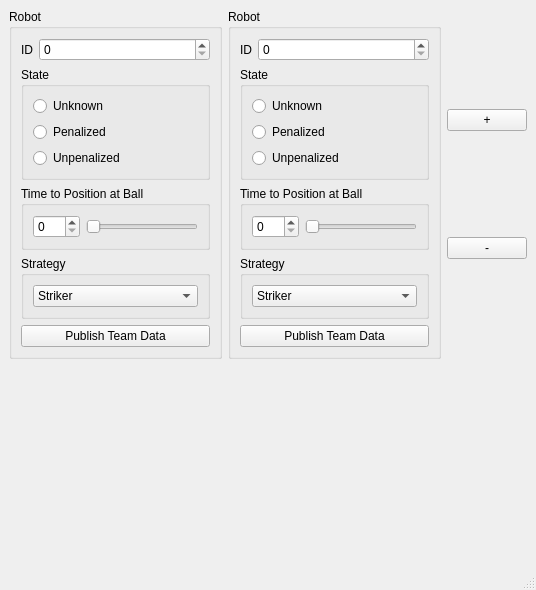
The window that bitbots_team_data_sim_rqt/resource/RobotTeamDataSimulator.ui (wangbin0619/bitbots_main_backup_20250909) describes before a commit, drawn with Qt 5.
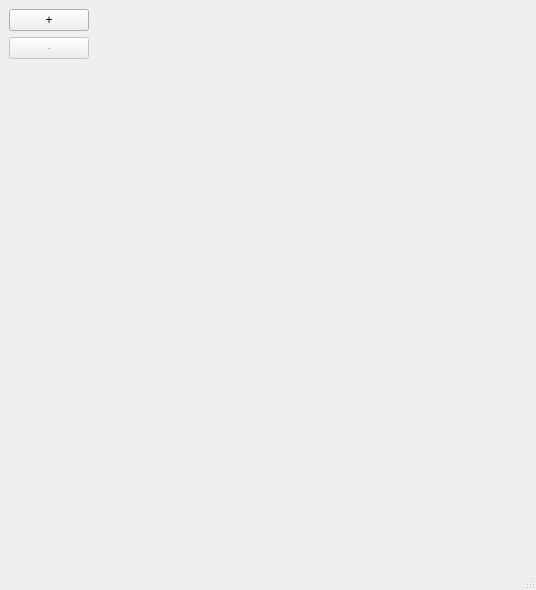
The same window after the commit.

Commit message: Finalize UI interactions for team data rqt plugin

Patch:
```diff
--- a/bitbots_team_data_sim_rqt/resource/RobotTeamDataSimulator.ui
+++ b/bitbots_team_data_sim_rqt/resource/RobotTeamDataSimulator.ui
@@ -15,7 +15,7 @@
   </property>
   <widget class="QWidget" name="centralwidget">
    <layout class="QGridLayout" name="gridLayout">
-    <item row="0" column="2">
+    <item row="0" column="1">
      <layout class="QVBoxLayout" name="ButtonLayout">
       <item>
        <widget class="QPushButton" name="PlusButton">
@@ -32,366 +32,25 @@
       </item>
       <item>
        <widget class="QPushButton" name="MinusButton">
+        <property name="sizePolicy">
+         <sizepolicy hsizetype="Fixed" vsizetype="Fixed">
+          <horstretch>0</horstretch>
+          <verstretch>0</verstretch>
+         </sizepolicy>
+        </property>
         <property name="text">
          <string>-</string>
         </property>
+        <property name="enabled">
+         <bool>false</bool>
+        </property>
        </widget>
       </item>
      </layout>
     </item>
     <item row="0" column="0">
-     <widget class="QGroupBox" name="groupBox_6">
-      <property name="title">
-       <string>Robot</string>
-      </property>
-      <layout class="QVBoxLayout" name="verticalLayout_14">
-       <item>
-        <layout class="QVBoxLayout" name="verticalLayout_7">
-         <item>
-          <layout class="QVBoxLayout" name="verticalLayout_8">
-           <item>
-            <layout class="QFormLayout" name="formLayout_3">
-             <item row="0" column="0">
-              <widget class="QLabel" name="label_2">
-               <property name="text">
-                <string>ID</string>
-               </property>
-              </widget>
-             </item>
-             <item row="0" column="1">
-              <widget class="QSpinBox" name="spinBox_3">
-               <property name="enabled">
-                <bool>true</bool>
-               </property>
-               <property name="minimum">
-                <number>0</number>
-               </property>
-               <property name="maximum">
-                <number>4</number>
-               </property>
-              </widget>
-             </item>
-            </layout>
-           </item>
-          </layout>
-         </item>
-         <item>
-          <widget class="QGroupBox" name="Penelized_2">
-           <property name="title">
-            <string>State</string>
-           </property>
-           <layout class="QVBoxLayout" name="verticalLayout_9">
-            <item>
-             <layout class="QVBoxLayout" name="verticalLayout_10">
-              <item>
-               <widget class="QRadioButton" name="radioButton_2">
-                <property name="text">
-                 <string>Unknown</string>
-                </property>
-               </widget>
-              </item>
-              <item>
-               <widget class="QRadioButton" name="radioButton_6">
-                <property name="text">
-                 <string>Penalized</string>
-                </property>
-               </widget>
-              </item>
-              <item>
-               <widget class="QRadioButton" name="radioButton_7">
-                <property name="text">
-                 <string>Unpenalized</string>
-                </property>
-               </widget>
-              </item>
-             </layout>
-            </item>
-           </layout>
-          </widget>
-         </item>
-         <item>
-          <widget class="QGroupBox" name="groupBox_3">
-           <property name="title">
-            <string>Time to Position at Ball</string>
-           </property>
-           <layout class="QVBoxLayout" name="verticalLayout_11">
-            <item>
-             <layout class="QHBoxLayout" name="horizontalLayout_3">
-              <item>
-               <widget class="QSpinBox" name="spinBox_4">
-                <property name="maximum">
-                 <number>200</number>
-                </property>
-               </widget>
-              </item>
-              <item>
-               <widget class="QSlider" name="horizontalSlider_2">
-                <property name="maximum">
-                 <number>200</number>
-                </property>
-                <property name="orientation">
-                 <enum>Qt::Horizontal</enum>
-                </property>
-               </widget>
-              </item>
-             </layout>
-            </item>
-           </layout>
-          </widget>
-         </item>
-         <item>
-          <widget class="QGroupBox" name="groupBox_4">
-           <property name="title">
-            <string>Strategy</string>
-           </property>
-           <layout class="QVBoxLayout" name="verticalLayout_12">
-            <item>
-             <widget class="QComboBox" name="QComboBox_2">
-              <item>
-               <property name="text">
-                <string>Striker</string>
-               </property>
-              </item>
-              <item>
-               <property name="text">
-                <string>Offense</string>
-               </property>
-              </item>
-              <item>
-               <property name="text">
-                <string>Supporter</string>
-               </property>
-              </item>
-              <item>
-               <property name="text">
-                <string>Defender</string>
-               </property>
-              </item>
-              <item>
-               <property name="text">
-                <string>Defense</string>
-               </property>
-              </item>
-              <item>
-               <property name="text">
-                <string>Other</string>
-               </property>
-              </item>
-              <item>
-               <property name="text">
-                <string>Goalie</string>
-               </property>
-              </item>
-              <item>
-               <property name="text">
-                <string>Idle</string>
-               </property>
-              </item>
-             </widget>
-            </item>
-           </layout>
-          </widget>
-         </item>
-         <item>
-          <widget class="QPushButton" name="pushButton_2">
-           <property name="text">
-            <string>Publish Team Data</string>
-           </property>
-           <property name="shortcut">
-            <string/>
-           </property>
-           <property name="checkable">
-            <bool>true</bool>
-           </property>
-           <property name="checked">
-            <bool>false</bool>
-           </property>
-           <property name="flat">
-            <bool>false</bool>
-           </property>
-          </widget>
-         </item>
-        </layout>
-       </item>
-      </layout>
-     </widget>
-    </item>
-    <item row="0" column="1">
-     <widget class="QGroupBox" name="extraRobot">
-      <property name="title">
-       <string>Robot</string>
-      </property>
-      <layout class="QVBoxLayout" name="verticalLayout_13">
-       <item>
-        <layout class="QVBoxLayout" name="verticalLayout">
-         <item>
-          <layout class="QVBoxLayout" name="IDLayout">
-           <item>
-            <layout class="QFormLayout" name="innerIDLayout">
-             <item row="0" column="0">
-              <widget class="QLabel" name="IDLabel">
-               <property name="text">
-                <string>ID</string>
-               </property>
-              </widget>
-             </item>
-             <item row="0" column="1">
-              <widget class="QSpinBox" name="IDNumBox">
-               <property name="enabled">
-                <bool>true</bool>
-               </property>
-               <property name="minimum">
-                <number>0</number>
-               </property>
-               <property name="maximum">
-                <number>4</number>
-               </property>
-              </widget>
-             </item>
-            </layout>
-           </item>
-          </layout>
-         </item>
-         <item>
-          <widget class="QGroupBox" name="StateBox">
-           <property name="title">
-            <string>State</string>
-           </property>
-           <layout class="QVBoxLayout" name="verticalLayout_6">
-            <item>
-             <layout class="QVBoxLayout" name="radioButtonLayout">
-              <item>
-               <widget class="QRadioButton" name="unknown">
-                <property name="text">
-                 <string>Unknown</string>
-                </property>
-               </widget>
-              </item>
-              <item>
-               <widget class="QRadioButton" name="penalized">
-                <property name="text">
-                 <string>Penalized</string>
-                </property>
-               </widget>
-              </item>
-              <item>
-               <widget class="QRadioButton" name="unpenalized">
-                <property name="text">
-                 <string>Unpenalized</string>
-                </property>
-               </widget>
-              </item>
-             </layout>
-            </item>
-           </layout>
-          </widget>
-         </item>
-         <item>
-          <widget class="QGroupBox" name="TimeToPositionAtBallBox">
-           <property name="title">
-            <string>Time to Position at Ball</string>
-           </property>
-           <layout class="QVBoxLayout" name="verticalLayout_5">
-            <item>
-             <layout class="QHBoxLayout" name="SliderLayout">
-              <item>
-               <widget class="QSpinBox" name="SliderNumBox">
-                <property name="maximum">
-                 <number>200</number>
-                </property>
-               </widget>
-              </item>
-              <item>
-               <widget class="QSlider" name="TimeSlider">
-                <property name="maximum">
-                 <number>200</number>
-                </property>
-                <property name="orientation">
-                 <enum>Qt::Horizontal</enum>
-                </property>
-               </widget>
-              </item>
-             </layout>
-            </item>
-           </layout>
-          </widget>
-         </item>
-         <item>
-          <widget class="QGroupBox" name="StrategyBox">
-           <property name="title">
-            <string>Strategy</string>
-           </property>
-           <layout class="QVBoxLayout" name="verticalLayout_3">
-            <item>
-             <widget class="QComboBox" name="StrategieChooser">
-              <item>
-               <property name="text">
-                <string>Striker</string>
-               </property>
-              </item>
-              <item>
-               <property name="text">
-                <string>Offense</string>
-               </property>
-              </item>
-              <item>
-               <property name="text">
-                <string>Supporter</string>
-               </property>
-              </item>
-              <item>
-               <property name="text">
-                <string>Defender</string>
-               </property>
-              </item>
-              <item>
-               <property name="text">
-                <string>Defense</string>
-               </property>
-              </item>
-              <item>
-               <property name="text">
-                <string>Other</string>
-               </property>
-              </item>
-              <item>
-               <property name="text">
-                <string>Goalie</string>
-               </property>
-              </item>
-              <item>
-               <property name="text">
-                <string>Idle</string>
-               </property>
-              </item>
-             </widget>
-            </item>
-           </layout>
-          </widget>
-         </item>
-         <item>
-          <widget class="QPushButton" name="PublishDataButton">
-           <property name="text">
-            <string>Publish Team Data</string>
-           </property>
-           <property name="shortcut">
-            <string/>
-           </property>
-           <property name="checkable">
-            <bool>true</bool>
-           </property>
-           <property name="checked">
-            <bool>false</bool>
-           </property>
-           <property name="flat">
-            <bool>false</bool>
-           </property>
-          </widget>
-         </item>
-        </layout>
-       </item>
-      </layout>
-     </widget>
+     <layout class="QHBoxLayout" name="robots_layout">
+     </layout>
     </item>
     <item row="1" column="1">
      <spacer name="verticalSpacer">
@@ -406,6 +65,19 @@
       </property>
      </spacer>
     </item>
+    <item row="0" column="2">
+     <spacer name="horizontalSpacer">
+      <property name="orientation">
+       <enum>Qt::Horizontal</enum>
+      </property>
+      <property name="sizeHint" stdset="0">
+       <size>
+        <width>0</width>
+        <height>0</height>
+       </size>
+      </property>
+     </spacer>
+    </item>
    </layout>
   </widget>
   <widget class="QMenuBar" name="menubar">
```
Left out of the diff: 32 changed lines with no effect on the pictures. The commit also changes 2 other files.
